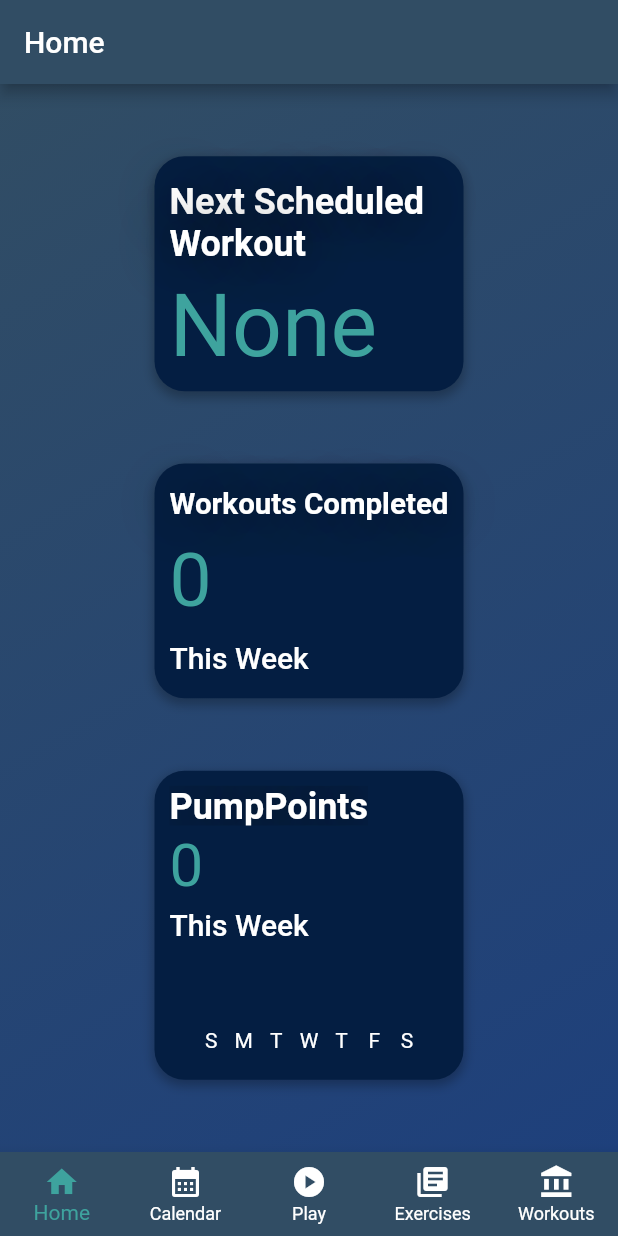
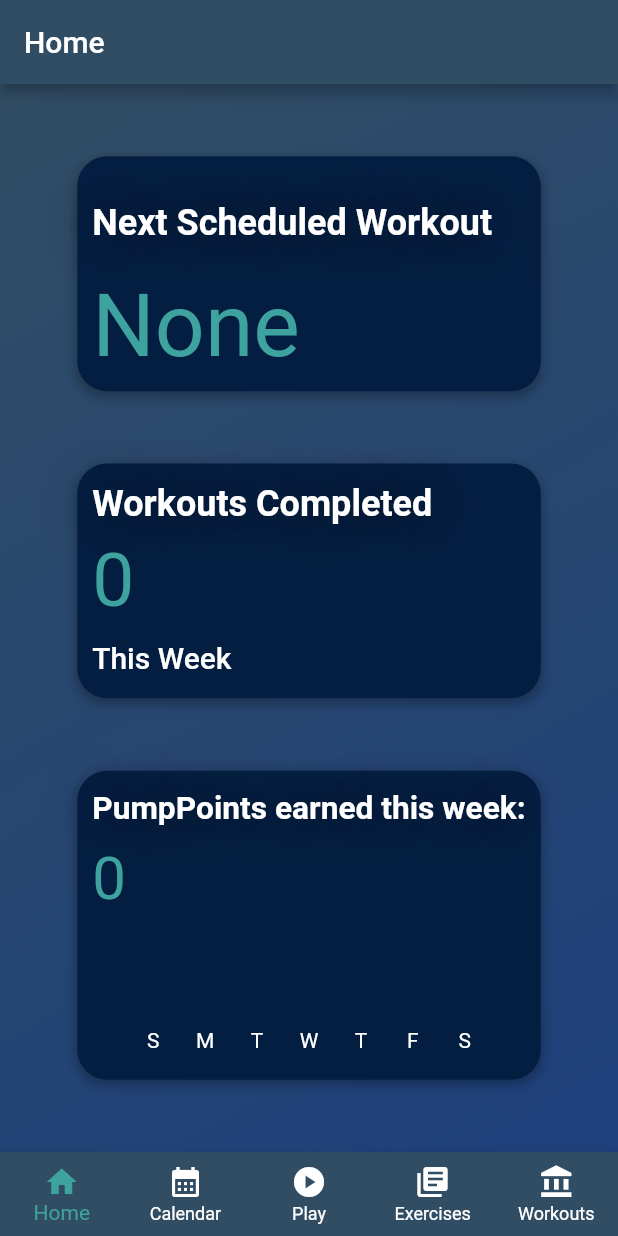
Before and after one commit to JaredD-SWENG/PumpState, a Flutter app: the screen it shows after launch, on a phone screen of 412 x 824 dp. Run offline on Flutter 3.47's test engine with Material 2 defaults, Android fonts, the phone set to English and light mode, and no system bars; drawn by our look-alikes of fl_chart; our stand-ins replace circular_countdown_timer, flutter_riverpod, flutter_time_picker_spinner, table_calendar.

Commit message:
UI Debug for Samsung Galaxy S8

```diff
--- a/lib/widgets/next-scheduled-workout.dart
+++ b/lib/widgets/next-scheduled-workout.dart
@@ -91,7 +91,7 @@ class NextScheduledWorkout extends ConsumerWidget {
     ;
 
     return Container(
-        width: MediaQuery.of(context).size.width * 0.50,
+        width: MediaQuery.of(context).size.width * 0.75,
         height: MediaQuery.of(context).size.height * .19,
         padding: const EdgeInsets.fromLTRB(10, 10, 10, 10),
         decoration: BoxDecoration(
--- a/lib/widgets/this-week-pump-points-chart.dart
+++ b/lib/widgets/this-week-pump-points-chart.dart
@@ -14,7 +14,7 @@ class ThisWeekPumpPointsChart extends ConsumerWidget {
     List<int> pumpPointsArr = ref.read(configProvider).archive.getPumpPointsThisWeekArr();
 
     return Container(
-      width: MediaQuery.of(context).size.width * 0.50,
+      width: MediaQuery.of(context).size.width * 0.75,
       height: MediaQuery.of(context).size.height * .25,
       padding: const EdgeInsets.fromLTRB(10, 10, 10, 10),
       decoration: BoxDecoration(
@@ -35,10 +35,13 @@ class ThisWeekPumpPointsChart extends ConsumerWidget {
             flex: 1,
             child: Align(
               alignment: Alignment.centerLeft,
-              child: Text(
-                "PumpPoints",
-                style: Theme.of(context).textTheme.headline5,
-                textAlign: TextAlign.left,
+              child: FittedBox(
+                fit: BoxFit.contain,
+                child:Text(
+                  "PumpPoints earned this week:",
+                  style: Theme.of(context).textTheme.headline5,
+                  textAlign: TextAlign.left,
+                )
               ),
             ),
           ),
@@ -51,15 +54,15 @@ class ThisWeekPumpPointsChart extends ConsumerWidget {
                   style: TextStyle(color: creek(), fontSize: 40),
                 ),
               )),
-          Expanded(
-              flex: 1,
-              child: Align(
-                alignment: Alignment.centerLeft,
-                child: Text(
-                  "This Week",
-                  style: Theme.of(context).textTheme.headline6,
-                ),
-              )),
+          //Expanded(
+              //flex: 1,
+              //child: Align(
+                //alignment: Alignment.centerLeft,
+               //child: Text(
+                  //"This Week",
+                 // style: Theme.of(context).textTheme.headline6,
+               // ),
+             // )),
           Expanded(
             flex: 3,
             child: Container(
--- a/lib/widgets/this-week-workouts-completed.dart
+++ b/lib/widgets/this-week-workouts-completed.dart
@@ -14,7 +14,7 @@ class ThisWeekWorkoutsCompleted extends ConsumerWidget {
     List<CompletedWorkout> lcw = ref.read(configProvider).archive.thisWeeksCompletedWorkouts();
 
     return Container(
-      width: MediaQuery.of(context).size.width * 0.50,
+      width: MediaQuery.of(context).size.width * 0.75,
       height: MediaQuery.of(context).size.height * .19,
       padding: const EdgeInsets.fromLTRB(10, 10, 10, 10),
       decoration: BoxDecoration(
```
